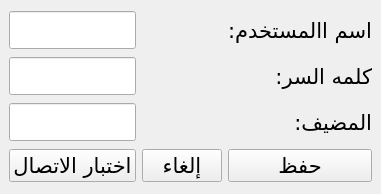
First picture: the form in UI/conf.ui, repository anwer25/Administration_agricole, before the edit.
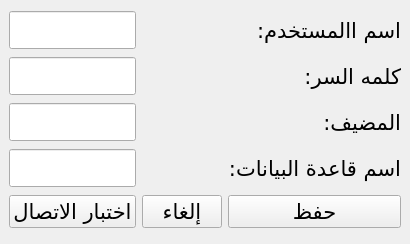
Second picture: the form after the edit. Icons and pictures are not drawn.

Diff of the .ui file:
```diff
--- a/UI/conf.ui
+++ b/UI/conf.ui
@@ -10,7 +10,7 @@
     <x>0</x>
     <y>0</y>
     <width>338</width>
-    <height>194</height>
+    <height>244</height>
    </rect>
   </property>
   <property name="font">
@@ -32,6 +32,9 @@
   <property name="locale">
    <locale language="Arabic" country="Tunisia"/>
   </property>
+  <property name="tabShape">
+   <enum>QTabWidget::Rounded</enum>
+  </property>
   <widget class="QWidget" name="centralwidget">
    <layout class="QGridLayout" name="gridLayout">
     <item row="2" column="5">
@@ -47,6 +50,20 @@
       </property>
      </widget>
     </item>
+    <item row="4" column="1">
+     <widget class="QPushButton" name="save">
+      <property name="text">
+       <string>حفظ</string>
+      </property>
+     </widget>
+    </item>
+    <item row="4" column="5">
+     <widget class="QPushButton" name="testConnection">
+      <property name="text">
+       <string>اختبار الاتصال</string>
+      </property>
+     </widget>
+    </item>
     <item row="0" column="5">
      <widget class="QLineEdit" name="dbUserName">
       <property name="maxLength">
@@ -61,28 +78,7 @@
       </property>
      </widget>
     </item>
-    <item row="3" column="1">
-     <widget class="QPushButton" name="save">
-      <property name="text">
-       <string>حفظ</string>
-      </property>
-     </widget>
-    </item>
-    <item row="3" column="5">
-     <widget class="QPushButton" name="testConnection">
-      <property name="text">
-       <string>اختبار الاتصال</string>
-      </property>
-     </widget>
-    </item>
-    <item row="2" column="1">
-     <widget class="QLabel" name="label_3">
-      <property name="text">
-       <string>المضيف:</string>
-      </property>
-     </widget>
-    </item>
-    <item row="3" column="3">
+    <item row="4" column="3">
      <widget class="QPushButton" name="cancel">
       <property name="text">
        <string>إلغاء</string>
@@ -96,6 +92,23 @@
       </property>
      </widget>
     </item>
+    <item row="2" column="1">
+     <widget class="QLabel" name="label_3">
+      <property name="text">
+       <string>المضيف:</string>
+      </property>
+     </widget>
+    </item>
+    <item row="3" column="5">
+     <widget class="QLineEdit" name="dataBaseName"/>
+    </item>
+    <item row="3" column="1">
+     <widget class="QLabel" name="label_4">
+      <property name="text">
+       <string>اسم قاعدة البيانات:</string>
+      </property>
+     </widget>
+    </item>
    </layout>
   </widget>
  </widget>
```
